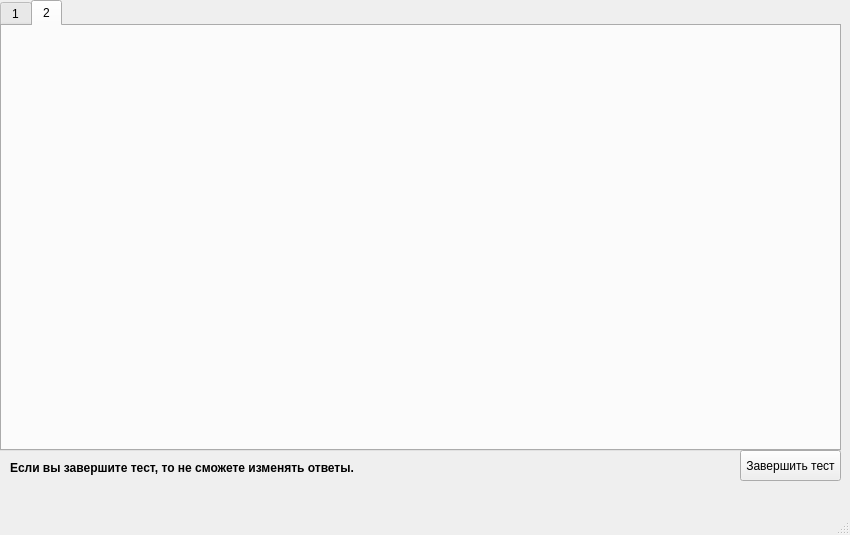
Above: easy_test_doing.ui from Manex0990/ZadachnikQT_Project before the change. Below: the same form after it.
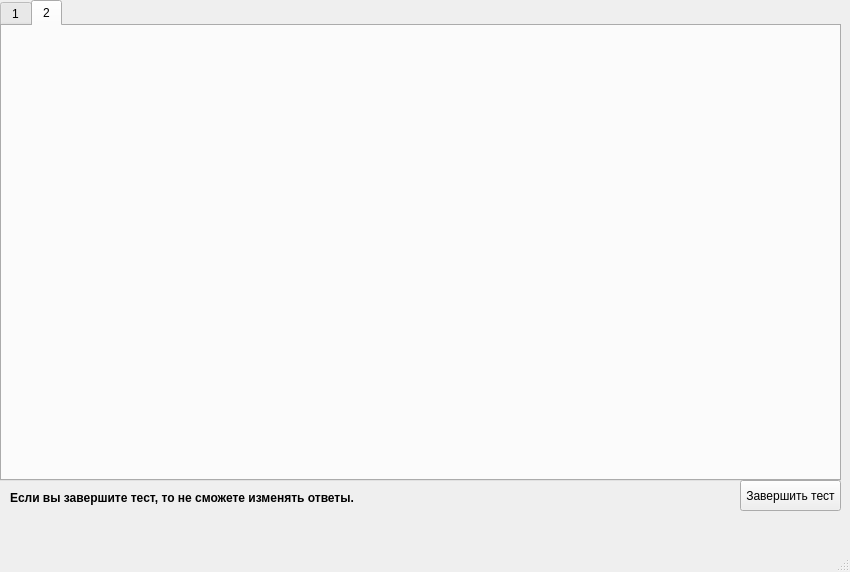
That is the form after the change.

What changed in the file:
```diff
--- a/easy_test_doing.ui
+++ b/easy_test_doing.ui
@@ -7,7 +7,7 @@
     <x>0</x>
     <y>0</y>
     <width>850</width>
-    <height>535</height>
+    <height>572</height>
    </rect>
   </property>
   <property name="windowTitle">
@@ -20,7 +20,7 @@
       <x>0</x>
       <y>0</y>
       <width>841</width>
-      <height>451</height>
+      <height>481</height>
      </rect>
     </property>
     <property name="tabShape">
@@ -56,7 +56,7 @@
     <property name="geometry">
      <rect>
       <x>740</x>
-      <y>450</y>
+      <y>480</y>
       <width>101</width>
       <height>31</height>
      </rect>
@@ -69,7 +69,7 @@
     <property name="geometry">
      <rect>
       <x>10</x>
-      <y>460</y>
+      <y>490</y>
       <width>571</width>
       <height>16</height>
      </rect>
```
